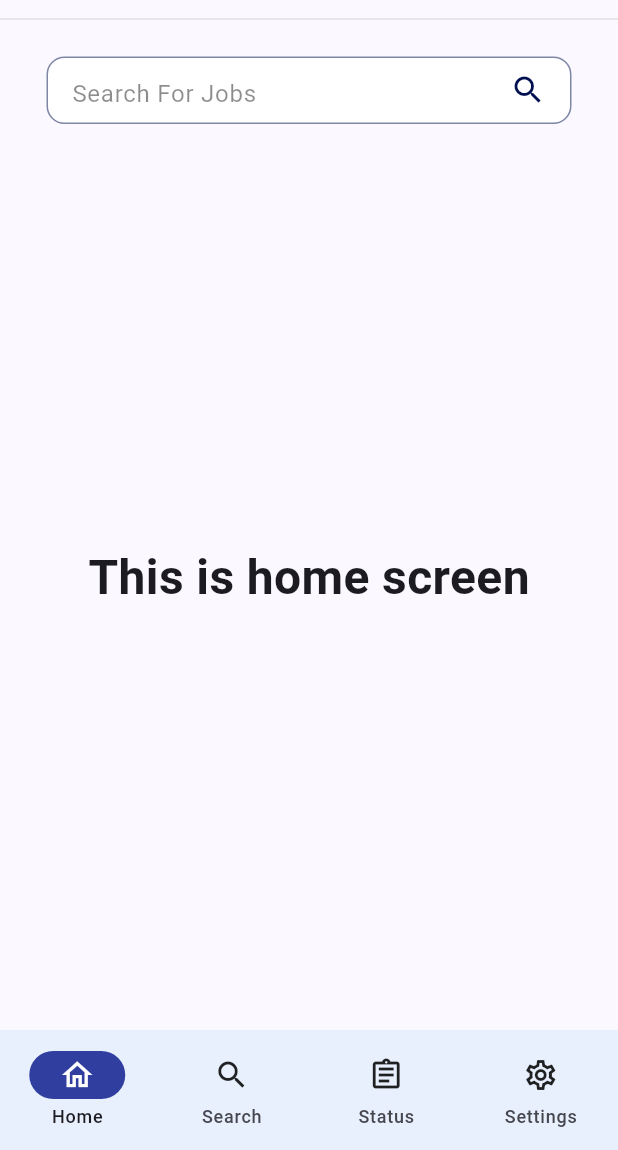
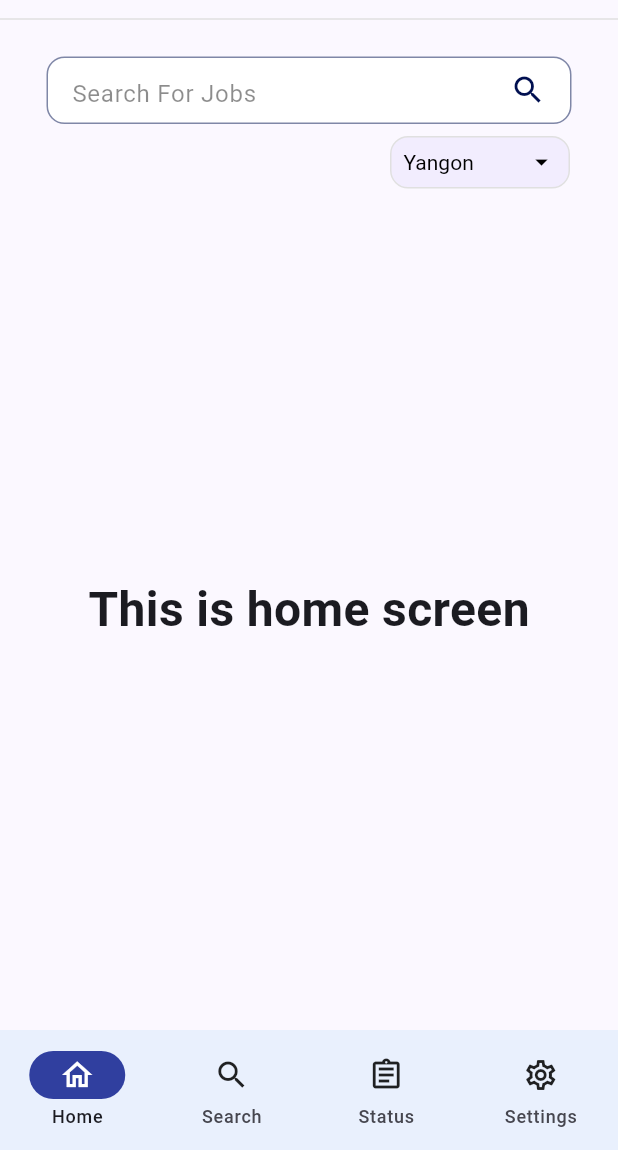
Before and after one commit to nypoclary/easy_hire, a Flutter app: the screen it shows after launch, on a phone screen of 412 x 824 dp, the part 86-1236 px from its top. Run offline on Flutter 3.47's test engine with Material 3 defaults, Android fonts, the phone set to English and light mode, and no system bars; our stand-ins replace go_router.

Commit message:
feat_location_filter_chip

```diff
--- a/lib/features/home/view/home_screen.dart
+++ b/lib/features/home/view/home_screen.dart
@@ -1,4 +1,5 @@
 import 'package:easy_hire/core/widgets/job_search_bar.dart';
+import 'package:easy_hire/features/home/widgets/location_filter_chip.dart';
 import 'package:flutter/material.dart';
 import 'package:easy_hire/core/widgets/header.dart';
 
@@ -10,6 +11,7 @@ class HomeScreen extends StatefulWidget {
 }
 
 class _HomeScreenState extends State<HomeScreen> {
+  String selected = 'Yangon';
   @override
   Widget build(BuildContext context) {
     return Scaffold(
@@ -23,6 +25,17 @@ class _HomeScreenState extends State<HomeScreen> {
               onChanged: (query) {
                 //  Add search/filter logic here
                 print("Search input: $query");
+              },
+            ),
+            SizedBox(height: 8),
+            LocationFilterChip(
+              selectedLocation: selected,
+              locationOptions: ['All', 'Yangon', 'Mandalay', 'Naypyitaw'],
+              onChanged: (value) {
+                setState(() {
+                  selected = value!;
+                  // Then filter your cards here
+                });
               },
             ),
             Expanded(
--- /dev/null
+++ b/lib/features/home/widgets/location_filter_chip.dart
@@ -0,0 +1,49 @@
+import 'package:flutter/material.dart';
+
+class LocationFilterChip extends StatelessWidget {
+  final String selectedLocation;
+  final List<String> locationOptions;
+  final ValueChanged<String?> onChanged;
+
+  const LocationFilterChip({
+    super.key,
+    required this.selectedLocation,
+    required this.locationOptions,
+    required this.onChanged,
+  });
+
+  @override
+  Widget build(BuildContext context) {
+    return Align(
+      alignment: Alignment.topRight,
+      child: Padding(
+        padding: const EdgeInsets.only(right: 32),
+        child: Container(
+          height: 35,
+          width: 120,
+          padding: const EdgeInsets.symmetric(horizontal: 8),
+          decoration: BoxDecoration(
+            color: const Color(0xF0F1ECFE),
+            borderRadius: BorderRadius.circular(12),
+            border: Border.all(color: Colors.grey.shade300),
+          ),
+          child: DropdownButtonHideUnderline(
+            child: DropdownButton<String>(
+              value: selectedLocation,
+              isDense: true,
+              icon: const Icon(Icons.arrow_drop_down, color: Colors.black, size: 20),
+              items: locationOptions.map((location) {
+                return DropdownMenuItem<String>(
+                  value: location,
+                  child: Text(location, style: const TextStyle(fontSize: 14)),
+                );
+              }).toList(),
+              onChanged: onChanged,
+              style: const TextStyle(color: Colors.black),
+            ),
+          ),
+        ),
+      ),
+    );
+  }
+}
```
Also changed, not shown: lib/features/job_status/view/job_status_screen.dart (+40 -23 lines).
